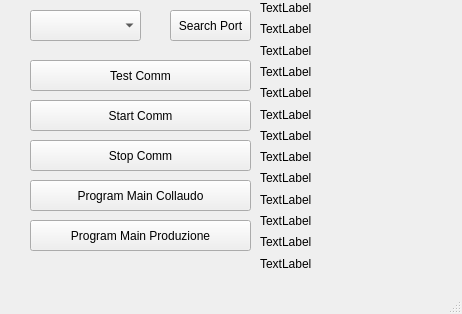
Before: the Qt Designer form gui/MainWindow.ui in Alfa-Elettronica/SwCollaudoL24, drawn with Qt 5.
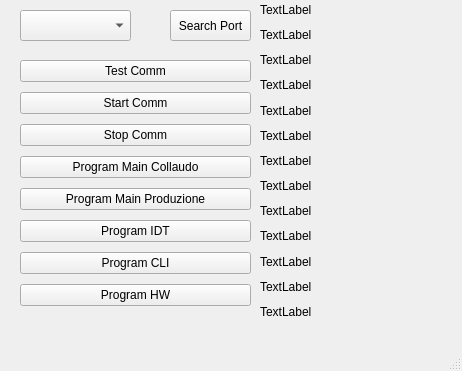
After: the same form once the commit is applied.

Commit message: cmd idt client hw_vers

Patch:
```diff
--- a/gui/MainWindow.ui
+++ b/gui/MainWindow.ui
@@ -7,7 +7,7 @@
     <x>0</x>
     <y>0</y>
     <width>462</width>
-    <height>314</height>
+    <height>371</height>
    </rect>
   </property>
   <property name="windowTitle">
@@ -30,59 +30,20 @@
    <widget class="QComboBox" name="comboPort">
     <property name="geometry">
      <rect>
-      <x>30</x>
+      <x>20</x>
       <y>10</y>
       <width>111</width>
       <height>31</height>
      </rect>
     </property>
    </widget>
-   <widget class="QPushButton" name="btnTestComm">
-    <property name="geometry">
-     <rect>
-      <x>30</x>
-      <y>60</y>
-      <width>221</width>
-      <height>31</height>
-     </rect>
-    </property>
-    <property name="text">
-     <string>Test Comm</string>
-    </property>
-   </widget>
-   <widget class="QPushButton" name="btnStartComm">
-    <property name="geometry">
-     <rect>
-      <x>30</x>
-      <y>100</y>
-      <width>221</width>
-      <height>31</height>
-     </rect>
-    </property>
-    <property name="text">
-     <string>Start Comm</string>
-    </property>
-   </widget>
-   <widget class="QPushButton" name="btnStopComm">
-    <property name="geometry">
-     <rect>
-      <x>30</x>
-      <y>140</y>
-      <width>221</width>
-      <height>31</height>
-     </rect>
-    </property>
-    <property name="text">
-     <string>Stop Comm</string>
-    </property>
-   </widget>
    <widget class="QWidget" name="verticalLayoutWidget">
     <property name="geometry">
      <rect>
       <x>260</x>
       <y>0</y>
       <width>191</width>
-      <height>271</height>
+      <height>321</height>
      </rect>
     </property>
     <layout class="QVBoxLayout" name="verticalLayout">
@@ -179,31 +140,76 @@
      </item>
     </layout>
    </widget>
-   <widget class="QPushButton" name="btn_program_main">
+   <widget class="QWidget" name="verticalLayoutWidget_2">
     <property name="geometry">
      <rect>
-      <x>30</x>
-      <y>180</y>
-      <width>221</width>
-      <height>31</height>
+      <x>20</x>
+      <y>50</y>
+      <width>231</width>
+      <height>271</height>
      </rect>
     </property>
-    <property name="text">
-     <string>Program Main Collaudo</string>
-    </property>
-   </widget>
-   <widget class="QPushButton" name="btn_program_main_def">
-    <property name="geometry">
-     <rect>
-      <x>30</x>
-      <y>220</y>
-      <width>221</width>
-      <height>31</height>
-     </rect>
-    </property>
-    <property name="text">
-     <string>Program Main Produzione</string>
-    </property>
+    <layout class="QVBoxLayout" name="verticalLayout_2">
+     <property name="spacing">
+      <number>0</number>
+     </property>
+     <item>
+      <widget class="QPushButton" name="btnTestComm">
+       <property name="text">
+        <string>Test Comm</string>
+       </property>
+      </widget>
+     </item>
+     <item>
+      <widget class="QPushButton" name="btnStartComm">
+       <property name="text">
+        <string>Start Comm</string>
+       </property>
+      </widget>
+     </item>
+     <item>
+      <widget class="QPushButton" name="btnStopComm">
+       <property name="text">
+        <string>Stop Comm</string>
+       </property>
+      </widget>
+     </item>
+     <item>
+      <widget class="QPushButton" name="btn_program_main">
+       <property name="text">
+        <string>Program Main Collaudo</string>
+       </property>
+      </widget>
+     </item>
+     <item>
+      <widget class="QPushButton" name="btn_program_main_def">
+       <property name="text">
+        <string>Program Main Produzione</string>
+       </property>
+      </widget>
+     </item>
+     <item>
+      <widget class="QPushButton" name="btn_wr_idt">
+       <property name="text">
+        <string>Program IDT</string>
+       </property>
+      </widget>
+     </item>
+     <item>
+      <widget class="QPushButton" name="btn_wr_cli">
+       <property name="text">
+        <string>Program CLI</string>
+       </property>
+      </widget>
+     </item>
+     <item>
+      <widget class="QPushButton" name="btn_wr_hw">
+       <property name="text">
+        <string>Program HW</string>
+       </property>
+      </widget>
+     </item>
+    </layout>
    </widget>
   </widget>
   <widget class="QMenuBar" name="menubar">
```
The commit also changes 2 other files.
